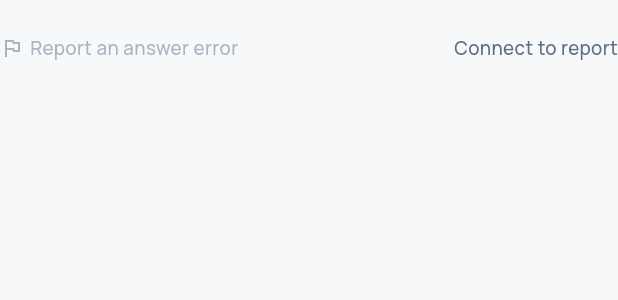
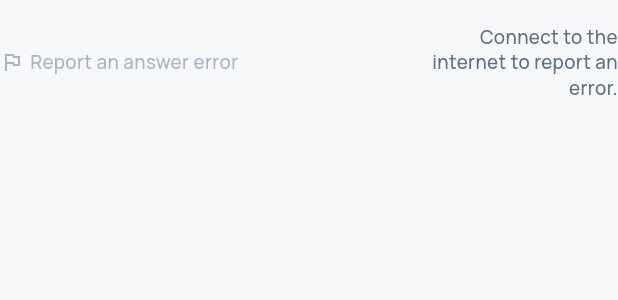
Before and after one commit to nirmitgoyal/DiploMate, a Flutter app: the _ReportRow widget shown alone on an empty page, opened directly with empty values, on a phone screen of 412 x 824 dp. Shown: the top 300 px of the screen. Run offline on Flutter 3.47's test engine with Material 3 defaults, Android fonts, the phone set to English and light mode, and no system bars; our stand-ins replace flutter_riverpod, go_router.

Commit message:
fix(app): report-row copy to DESIGN.md State Spec 13 (offline subtitle + submit toast)

```diff
--- a/app/lib/ui/reader/reader_screen.dart
+++ b/app/lib/ui/reader/reader_screen.dart
@@ -224,7 +224,7 @@ class _ReaderScreenState extends ConsumerState<ReaderScreen> {
         online: online,
         onSend: (message) async {
           await ref.read(reportErrorProvider)(qna.id, message);
-          if (context.mounted) showDmToast(context, '✓ Report sent');
+          if (context.mounted) showDmToast(context, '✓ Report sent - thank you');
         },
       ),
       imageBuilder: (context, img) => DiagramPlate(
@@ -345,8 +345,11 @@ class _ReportRow extends StatelessWidget {
                     color: dm.ink3.withValues(alpha: online ? 1 : 0.5))),
             const Spacer(),
             if (!online)
-              Text('Connect to report',
-                  style: DmType.meta.copyWith(color: dm.ink3)),
+              Flexible(
+                child: Text('Connect to the internet to report an error.',
+                    textAlign: TextAlign.right,
+                    style: DmType.meta.copyWith(color: dm.ink3)),
+              ),
           ],
         ),
       ),
```
Also changed, not shown: 1 other file.
